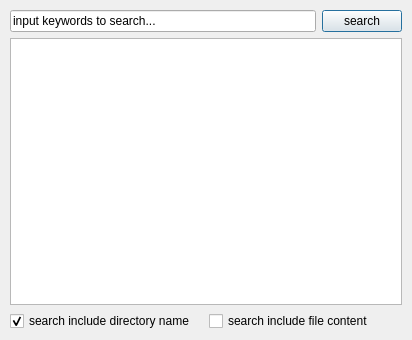
Old version of the form utils/searchdialog/searchdialogUI.ui in the repository mrvx666/Rock-spectrum-assistant.
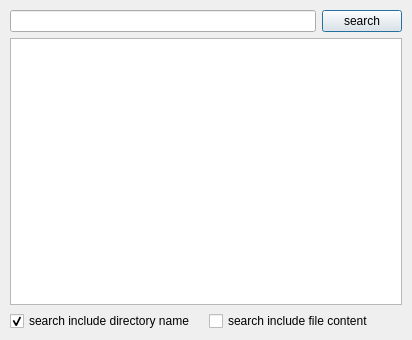
New version of the form. Icons and pictures are not drawn.

Patch:
```diff
--- a/utils/searchdialog/searchdialogUI.ui
+++ b/utils/searchdialog/searchdialogUI.ui
@@ -32,7 +32,7 @@
       <item>
        <widget class="QLineEdit" name="lineEdit">
         <property name="text">
-         <string>input keywords to search...</string>
+         <string/>
         </property>
        </widget>
       </item>
```
